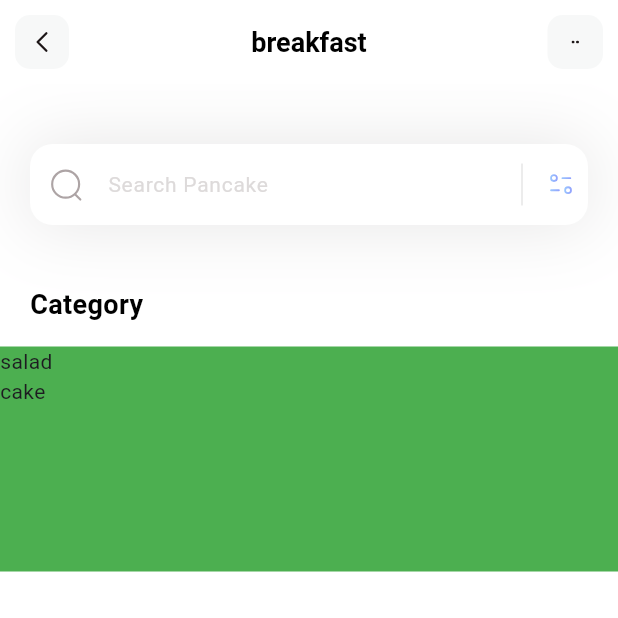
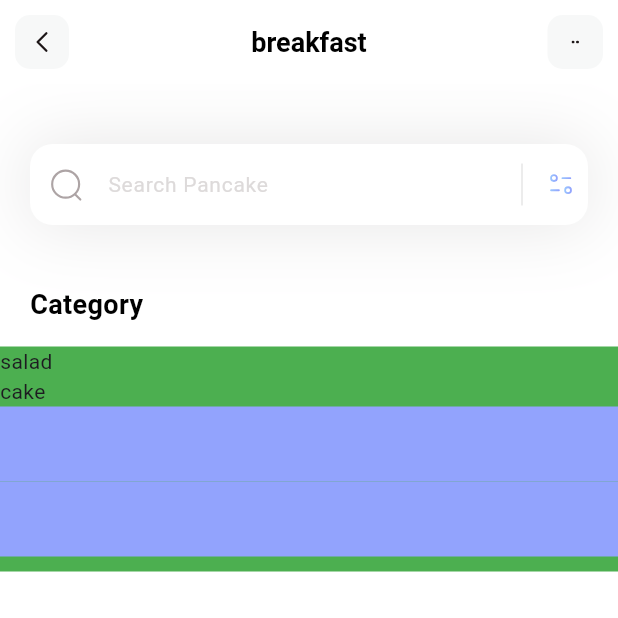
Before and after one commit to SaileshAcharya1229/fitness, a Flutter app: the screen it shows after launch, on a phone screen of 412 x 824 dp, the top half of it. Run offline on Flutter 3.47's test engine with Material 3 defaults, Android fonts, the phone set to English and light mode, and no system bars; our stand-ins replace flutter_svg.

Commit message:
adding categories index

```diff
--- a/lib/pages/home.dart
+++ b/lib/pages/home.dart
@@ -62,7 +62,13 @@ class _HomePageState extends State<HomePage> {
                       } else if (index == 1) {
                         return Text("cake");
                       }
-                      return Container();
+                      return Container(
+                        height:50,
+                        width: 50,
+                        decoration:BoxDecoration(
+                          color:categories[index].boxColor
+                        )
+                      );
                     }),
               )
             ],
```
